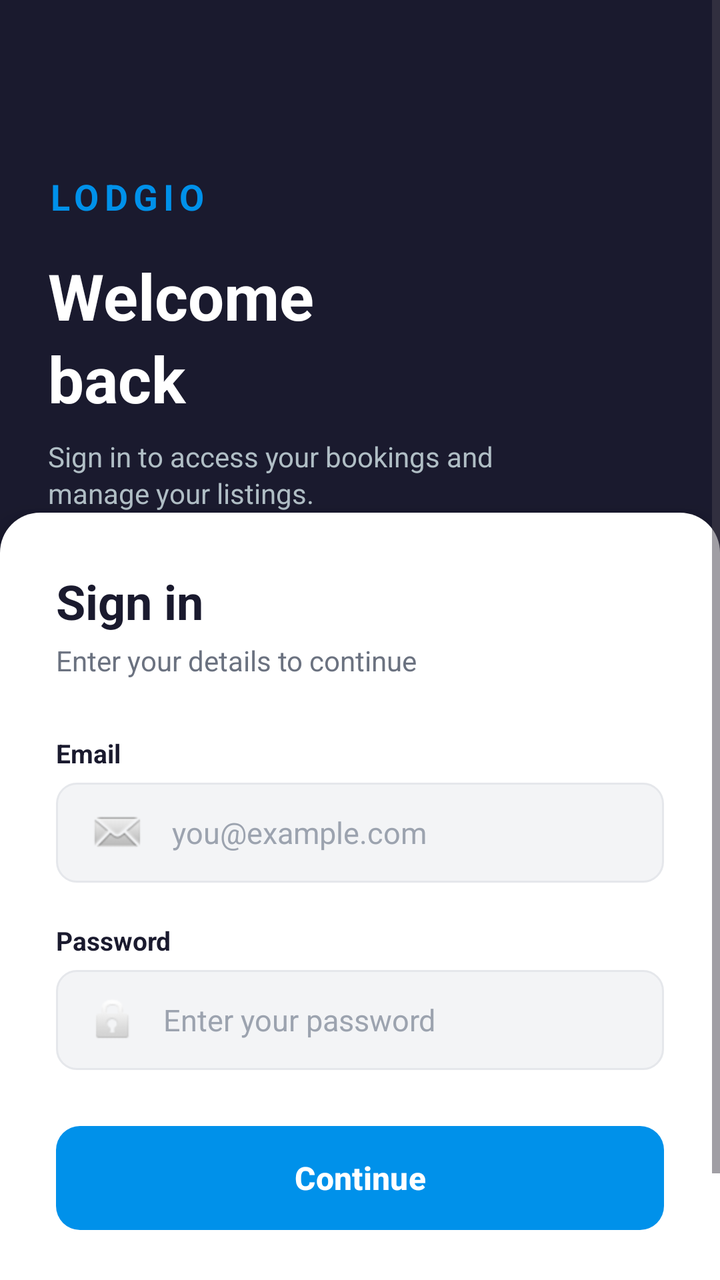
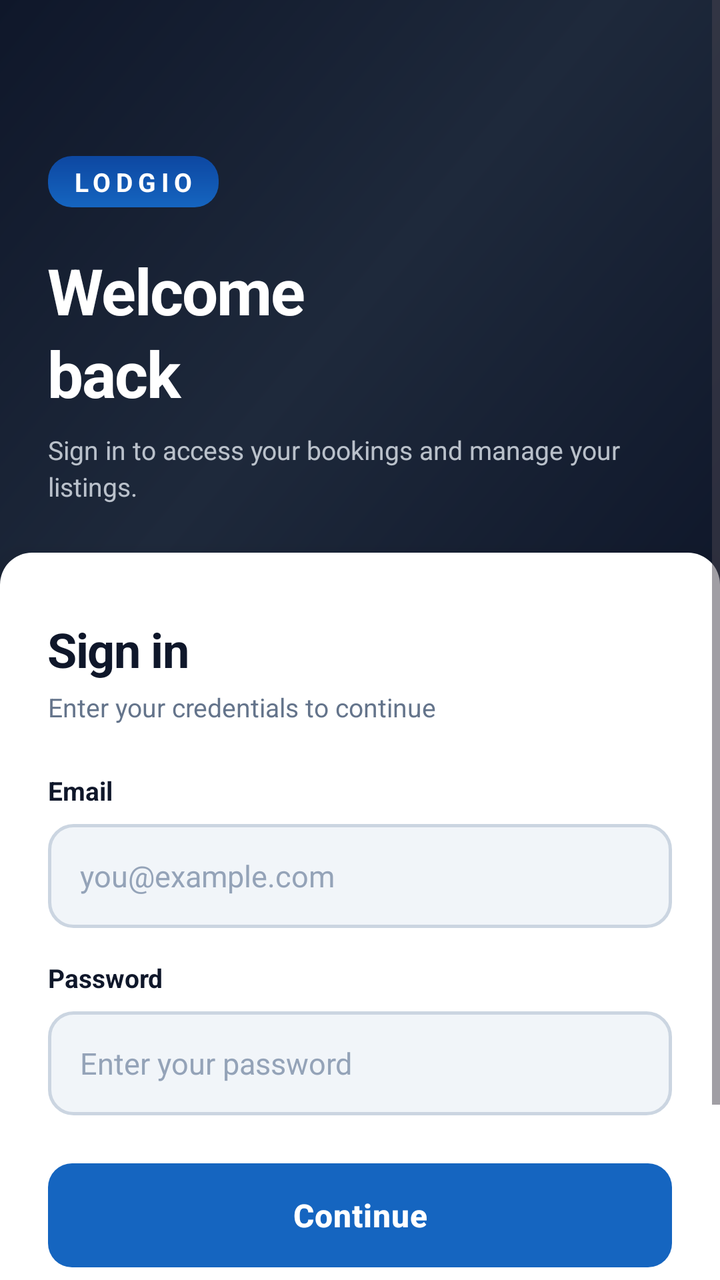

The first picture is an Android layout as it rendered before a commit; the second is the same layout after the commit. The layout source and the unified diff follow.
<!-- AndroidManifest.xml: application theme Theme.TestApplication -->
<!-- res/layout/activity_login.xml -->
<?xml version="1.0" encoding="utf-8"?>
<ScrollView xmlns:android="http://schemas.android.com/apk/res/android"
    android:layout_width="match_parent"
    android:layout_height="match_parent"
    android:fillViewport="true"
    android:background="@color/lodgio_bg">

    <LinearLayout
        android:layout_width="match_parent"
        android:layout_height="wrap_content"
        android:orientation="vertical">

        
        <FrameLayout
            android:layout_width="match_parent"
            android:layout_height="280dp">

            <View
                android:layout_width="match_parent"
                android:layout_height="match_parent"
                android:background="#1A1A2E" />

            <LinearLayout
                android:layout_width="match_parent"
                android:layout_height="match_parent"
                android:orientation="vertical"
                android:gravity="bottom"
                android:padding="24dp">

                <TextView
                    android:layout_width="wrap_content"
                    android:layout_height="wrap_content"
                    android:text="LODGIO"
                    android:textColor="@color/lodgio_primary"
                    android:textSize="18sp"
                    android:textStyle="bold"
                    android:letterSpacing="0.15"
                    android:layout_marginBottom="16dp" />

                <TextView
                    android:layout_width="wrap_content"
                    android:layout_height="wrap_content"
                    android:text="Welcome\nback"
                    android:textColor="@color/white"
                    android:textSize="32sp"
                    android:textStyle="bold"
                    android:lineSpacingExtra="4dp"
                    android:layout_marginBottom="8dp" />

                <TextView
                    android:layout_width="wrap_content"
                    android:layout_height="wrap_content"
                    android:text="Sign in to access your bookings and\nmanage your listings."
                    android:textColor="#B0BEC5"
                    android:textSize="14sp"
                    android:lineSpacingExtra="2dp" />
            </LinearLayout>
        </FrameLayout>

        
        <LinearLayout
            android:layout_width="match_parent"
            android:layout_height="wrap_content"
            android:background="@drawable/card_background"
            android:orientation="vertical"
            android:padding="28dp"
            android:layout_marginTop="-24dp"
            android:layout_marginStart="0dp"
            android:layout_marginEnd="0dp"
            android:elevation="8dp">

            <TextView
                android:layout_width="wrap_content"
                android:layout_height="wrap_content"
                android:text="Sign in"
                android:textColor="@color/lodgio_text_primary"
                android:textSize="24sp"
                android:textStyle="bold"
                android:layout_marginBottom="4dp" />

            <TextView
                android:layout_width="wrap_content"
                android:layout_height="wrap_content"
                android:text="Enter your details to continue"
                android:textColor="@color/lodgio_text_secondary"
                android:textSize="14sp"
                android:layout_marginBottom="28dp" />

            
            <TextView
                android:layout_width="wrap_content"
                android:layout_height="wrap_content"
                android:text="Email"
                android:textColor="@color/lodgio_text_primary"
                android:textSize="13sp"
                android:textStyle="bold"
                android:layout_marginBottom="6dp" />

            <EditText
                android:id="@+id/etEmail"
                android:layout_width="match_parent"
                android:layout_height="50dp"
                android:background="@drawable/input_background"
                android:hint="you@example.com"
                android:textColorHint="@color/lodgio_text_hint"
                android:textColor="@color/lodgio_text_primary"
                android:textSize="15sp"
                android:inputType="textEmailAddress"
                android:drawableStart="@android:drawable/sym_action_email"
                android:drawablePadding="12dp"
                android:layout_marginBottom="20dp" />

            
            <TextView
                android:layout_width="wrap_content"
                android:layout_height="wrap_content"
                android:text="Password"
                android:textColor="@color/lodgio_text_primary"
                android:textSize="13sp"
                android:textStyle="bold"
                android:layout_marginBottom="6dp" />

            <EditText
                android:id="@+id/etPassword"
                android:layout_width="match_parent"
                android:layout_height="50dp"
                android:background="@drawable/input_background"
                android:hint="Enter your password"
                android:textColorHint="@color/lodgio_text_hint"
                android:textColor="@color/lodgio_text_primary"
                android:textSize="15sp"
                android:inputType="textPassword"
                android:drawableStart="@android:drawable/ic_lock_idle_lock"
                android:drawablePadding="12dp"
                android:layout_marginBottom="28dp" />

            <Button
                android:id="@+id/btnLogin"
                android:layout_width="match_parent"
                android:layout_height="52dp"
                android:background="@drawable/btn_primary_bg"
                android:text="Continue"
                android:textColor="@color/white"
                android:textSize="16sp"
                android:textAllCaps="false"
                android:textStyle="bold"
                android:layout_marginBottom="20dp" />

            <ProgressBar
                android:id="@+id/progressBar"
                android:layout_width="wrap_content"
                android:layout_height="wrap_content"
                android:layout_gravity="center"
                android:visibility="gone"
                android:layout_marginBottom="12dp" />

            <TextView
                android:id="@+id/btnGoToRegister"
                android:layout_width="wrap_content"
                android:layout_height="wrap_content"
                android:layout_gravity="center"
                android:text="Don't have an account? Sign up"
                android:textColor="@color/lodgio_primary"
                android:textSize="14sp"
                android:padding="8dp"
                android:clickable="true"
                android:focusable="true" />

        </LinearLayout>

    </LinearLayout>
</ScrollView>
<!-- resources referenced by this layout -->
<resources>
  <color name="lodgio_bg">#F5F7FA</color>
  <color name="lodgio_primary">#0091EA</color>
  <color name="lodgio_text_hint">#9CA3AF</color>
  <color name="lodgio_text_primary">#1A1A2E</color>
  <color name="lodgio_text_secondary">#6B7280</color>
  <color name="white">#FFFFFFFF</color>
  <!-- drawable btn_primary_bg (drawable) -->
  <?xml version="1.0" encoding="utf-8"?>
  <shape xmlns:android="http://schemas.android.com/apk/res/android"
      android:shape="rectangle">
      <gradient
          android:startColor="#0091EA"
          android:endColor="#00B0FF"
          android:angle="135" />
      <corners android:radius="12dp" />
  </shape>
  <!-- drawable card_background (drawable) -->
  <?xml version="1.0" encoding="utf-8"?>
  <shape xmlns:android="http://schemas.android.com/apk/res/android"
      android:shape="rectangle">
      <solid android:color="@color/white" />
      <corners android:radius="20dp" />
      <stroke android:width="0dp" android:color="@android:color/transparent" />
  </shape>
  <!-- drawable input_background (drawable) -->
  <?xml version="1.0" encoding="utf-8"?>
  <shape xmlns:android="http://schemas.android.com/apk/res/android"
      android:shape="rectangle">
      <solid android:color="@color/lodgio_input_bg" />
      <corners android:radius="10dp" />
      <stroke android:width="1dp" android:color="@color/lodgio_input_stroke" />
      <padding android:left="16dp" android:top="14dp" android:right="16dp" android:bottom="14dp" />
  </shape>
  <style name="Theme.TestApplication" parent="Base.Theme.TestApplication" />
  <color name="lodgio_input_bg">#F3F4F6</color>
  <color name="lodgio_input_stroke">#E5E7EB</color>
  <style name="Base.Theme.TestApplication" parent="Theme.Material3.DayNight.NoActionBar">
          <item name="colorPrimary">@color/lodgio_primary</item>
          <item name="colorPrimaryDark">@color/lodgio_primary_dark</item>
          <item name="colorAccent">@color/lodgio_accent</item>
          <item name="android:windowBackground">@color/lodgio_bg</item>
          <item name="android:statusBarColor">@color/lodgio_primary_dark</item>
      </style>
  <color name="lodgio_primary_dark">#0077C2</color>
  <color name="lodgio_accent">#00B0FF</color>
</resources>

<!-- the commit's change to res/layout/activity_login.xml (unified diff, before → after) -->
@@ -13,47 +13,59 @@
         
         <FrameLayout
             android:layout_width="match_parent"
-            android:layout_height="280dp">
+            android:layout_height="300dp">
 
             <View
                 android:layout_width="match_parent"
                 android:layout_height="match_parent"
-                android:background="#1A1A2E" />
+                android:background="@drawable/bg_gradient_dark" />
 
             <LinearLayout
                 android:layout_width="match_parent"
                 android:layout_height="match_parent"
                 android:orientation="vertical"
                 android:gravity="bottom"
-                android:padding="24dp">
+                android:paddingHorizontal="@dimen/spacing_xl"
+                android:paddingBottom="@dimen/spacing_4xl">
 
-                <TextView
+                
+                <LinearLayout
                     android:layout_width="wrap_content"
                     android:layout_height="wrap_content"
-                    android:text="LODGIO"
-                    android:textColor="@color/lodgio_primary"
-                    android:textSize="18sp"
-                    android:textStyle="bold"
-                    android:letterSpacing="0.15"
-                    android:layout_marginBottom="16dp" />
+                    android:background="@drawable/btn_primary_bg"
+                    android:paddingHorizontal="@dimen/spacing_md"
+                    android:paddingVertical="@dimen/spacing_xs"
+                    android:layout_marginBottom="@dimen/spacing_lg">
+
+                    <TextView
+                        android:layout_width="wrap_content"
+                        android:layout_height="wrap_content"
+                        android:text="LODGIO"
+                        android:textColor="@color/white"
+                        android:textSize="13sp"
+                        android:textStyle="bold"
+                        android:letterSpacing="0.2" />
+                </LinearLayout>
 
                 <TextView
                     android:layout_width="wrap_content"
                     android:layout_height="wrap_content"
                     android:text="Welcome\nback"
                     android:textColor="@color/white"
-                    android:textSize="32sp"
+                    android:textSize="@dimen/text_display"
                     android:textStyle="bold"
                     android:lineSpacingExtra="4dp"
-                    android:layout_marginBottom="8dp" />
+                    android:letterSpacing="-0.02"
+                    android:layout_marginBottom="@dimen/spacing_sm" />
 
                 <TextView
                     android:layout_width="wrap_content"
                     android:layout_height="wrap_content"
-                    android:text="Sign in to access your bookings and\nmanage your listings."
-                    android:textColor="#B0BEC5"
-                    android:textSize="14sp"
-                    android:lineSpacingExtra="2dp" />
+                    android:text="Sign in to access your bookings and manage your listings."
+                    android:textColor="@color/lodgio_text_on_dark"
+                    android:textSize="@dimen/text_body_sm"
+                    android:lineSpacingExtra="3dp"
+                    android:alpha="0.8" />
             </LinearLayout>
         </FrameLayout>
 
@@ -63,28 +75,29 @@
             android:layout_height="wrap_content"
             android:background="@drawable/card_background"
             android:orientation="vertical"
-            android:padding="28dp"
+            android:paddingHorizontal="@dimen/spacing_xl"
+            android:paddingTop="@dimen/spacing_2xl"
+            android:paddingBottom="@dimen/spacing_xl"
             android:layout_marginTop="-24dp"
-            android:layout_marginStart="0dp"
-            android:layout_marginEnd="0dp"
-            android:elevation="8dp">
+            android:elevation="@dimen/elevation_lg">
 
             <TextView
                 android:layout_width="wrap_content"
                 android:layout_height="wrap_content"
                 android:text="Sign in"
                 android:textColor="@color/lodgio_text_primary"
-                android:textSize="24sp"
+                android:textSize="@dimen/text_headline"
                 android:textStyle="bold"
+                android:letterSpacing="-0.02"
                 android:layout_marginBottom="4dp" />
 
             <TextView
                 android:layout_width="wrap_content"
                 android:layout_height="wrap_content"
-                android:text="Enter your details to continue"
+                android:text="Enter your credentials to continue"
                 android:textColor="@color/lodgio_text_secondary"
-                android:textSize="14sp"
-                android:layout_marginBottom="28dp" />
+                android:textSize="@dimen/text_body_sm"
+                android:layout_marginBottom="@dimen/spacing_xl" />
 
             
             <TextView
@@ -92,23 +105,22 @@
                 android:layout_height="wrap_content"
                 android:text="Email"
                 android:textColor="@color/lodgio_text_primary"
-                android:textSize="13sp"
+                android:textSize="@dimen/text_body_sm"
                 android:textStyle="bold"
-                android:layout_marginBottom="6dp" />
+                android:layout_marginBottom="@dimen/spacing_sm" />
 
             <EditText
                 android:id="@+id/etEmail"
                 android:layout_width="match_parent"
-                android:layout_height="50dp"
+                android:layout_height="@dimen/input_height"
                 android:background="@drawable/input_background"
                 android:hint="you@example.com"
                 android:textColorHint="@color/lodgio_text_hint"
                 android:textColor="@color/lodgio_text_primary"
-                android:textSize="15sp"
+                android:textSize="@dimen/text_body"
                 android:inputType="textEmailAddress"
-                android:drawableStart="@android:drawable/sym_action_email"
-                android:drawablePadding="12dp"
-                android:layout_marginBottom="20dp" />
+                android:singleLine="true"
+                android:layout_marginBottom="@dimen/spacing_base" />
 
             
             <TextView
@@ -116,35 +128,35 @@
                 android:layout_height="wrap_content"
                 android:text="Password"
                 android:textColor="@color/lodgio_text_primary"
-                android:textSize="13sp"
+                android:textSize="@dimen/text_body_sm"
                 android:textStyle="bold"
-                android:layout_marginBottom="6dp" />
+                android:layout_marginBottom="@dimen/spacing_sm" />
 
             <EditText
                 android:id="@+id/etPassword"
                 android:layout_width="match_parent"
-                android:layout_height="50dp"
+                android:layout_height="@dimen/input_height"
                 android:background="@drawable/input_background"
                 android:hint="Enter your password"
                 android:textColorHint="@color/lodgio_text_hint"
                 android:textColor="@color/lodgio_text_primary"
-                android:textSize="15sp"
+                android:textSize="@dimen/text_body"
                 android:inputType="textPassword"
-                android:drawableStart="@android:drawable/ic_lock_idle_lock"
-                android:drawablePadding="12dp"
-                android:layout_marginBottom="28dp" />
+                android:singleLine="true"
+                android:layout_marginBottom="@dimen/spacing_xl" />
 
             <Button
                 android:id="@+id/btnLogin"
                 android:layout_width="match_parent"
-                android:layout_height="52dp"
+                android:layout_height="@dimen/btn_height"
                 android:background="@drawable/btn_primary_bg"
                 android:text="Continue"
                 android:textColor="@color/white"
-                android:textSize="16sp"
+                android:textSize="@dimen/text_subtitle"
                 android:textAllCaps="false"
                 android:textStyle="bold"
-                android:layout_marginBottom="20dp" />
+                android:letterSpacing="0.02"
+                android:layout_marginBottom="@dimen/spacing_base" />
 
             <ProgressBar
                 android:id="@+id/progressBar"
@@ -152,7 +164,14 @@
                 android:layout_height="wrap_content"
                 android:layout_gravity="center"
                 android:visibility="gone"
-                android:layout_marginBottom="12dp" />
+                android:layout_marginBottom="@dimen/spacing_sm" />
+
+            
+            <View
+                android:layout_width="match_parent"
+                android:layout_height="1dp"
+                android:background="@color/lodgio_divider"
+                android:layout_marginVertical="@dimen/spacing_base" />
 
             <TextView
                 android:id="@+id/btnGoToRegister"
@@ -162,7 +181,8 @@
                 android:text="Don't have an account? Sign up"
                 android:textColor="@color/lodgio_primary"
                 android:textSize="14sp"
-                android:padding="8dp"
+                android:textStyle="bold"
+                android:padding="@dimen/spacing_sm"
                 android:clickable="true"
                 android:focusable="true" />
 
<!-- resource entries referenced after the edit -->
@@ -1,49 +1,81 @@
 <!-- resources referenced by this layout -->
 <resources>
-  <color name="lodgio_bg">#F5F7FA</color>
-  <color name="lodgio_primary">#0091EA</color>
-  <color name="lodgio_text_hint">#9CA3AF</color>
-  <color name="lodgio_text_primary">#1A1A2E</color>
-  <color name="lodgio_text_secondary">#6B7280</color>
+  <color name="lodgio_bg">#F8FAFC</color>
+  <color name="lodgio_divider">#E2E8F0</color>
+  <color name="lodgio_primary">#1565C0</color>
+  <color name="lodgio_text_hint">#94A3B8</color>
+  <color name="lodgio_text_on_dark">#E2E8F0</color>
+  <color name="lodgio_text_primary">#0F172A</color>
+  <color name="lodgio_text_secondary">#64748B</color>
   <color name="white">#FFFFFFFF</color>
+  <dimen name="btn_height">52dp</dimen>
+  <dimen name="elevation_lg">8dp</dimen>
+  <dimen name="input_height">52dp</dimen>
+  <dimen name="spacing_2xl">32dp</dimen>
+  <dimen name="spacing_4xl">48dp</dimen>
+  <dimen name="spacing_base">16dp</dimen>
+  <dimen name="spacing_lg">20dp</dimen>
+  <dimen name="spacing_md">12dp</dimen>
+  <dimen name="spacing_sm">8dp</dimen>
+  <dimen name="spacing_xl">24dp</dimen>
+  <dimen name="spacing_xs">4dp</dimen>
+  <dimen name="text_body">15sp</dimen>
+  <dimen name="text_body_sm">13sp</dimen>
+  <dimen name="text_display">32sp</dimen>
+  <dimen name="text_headline">24sp</dimen>
+  <dimen name="text_subtitle">16sp</dimen>
+  <!-- drawable bg_gradient_dark (drawable) -->
+  <?xml version="1.0" encoding="utf-8"?>
+  <shape xmlns:android="http://schemas.android.com/apk/res/android"
+      android:shape="rectangle">
+      <gradient
+          android:startColor="#0F172A"
+          android:centerColor="#1E293B"
+          android:endColor="#0F172A"
+          android:angle="135" />
+  </shape>
   <!-- drawable btn_primary_bg (drawable) -->
   <?xml version="1.0" encoding="utf-8"?>
   <shape xmlns:android="http://schemas.android.com/apk/res/android"
       android:shape="rectangle">
       <gradient
-          android:startColor="#0091EA"
-          android:endColor="#00B0FF"
-          android:angle="135" />
-      <corners android:radius="12dp" />
+          android:startColor="@color/lodgio_primary"
+          android:endColor="@color/lodgio_primary_dark"
+          android:angle="90" />
+      <corners android:radius="@dimen/radius_md" />
   </shape>
   <!-- drawable card_background (drawable) -->
   <?xml version="1.0" encoding="utf-8"?>
   <shape xmlns:android="http://schemas.android.com/apk/res/android"
       android:shape="rectangle">
       <solid android:color="@color/white" />
-      <corners android:radius="20dp" />
-      <stroke android:width="0dp" android:color="@android:color/transparent" />
+      <corners android:radius="@dimen/radius_lg" />
   </shape>
   <!-- drawable input_background (drawable) -->
   <?xml version="1.0" encoding="utf-8"?>
   <shape xmlns:android="http://schemas.android.com/apk/res/android"
       android:shape="rectangle">
       <solid android:color="@color/lodgio_input_bg" />
-      <corners android:radius="10dp" />
-      <stroke android:width="1dp" android:color="@color/lodgio_input_stroke" />
-      <padding android:left="16dp" android:top="14dp" android:right="16dp" android:bottom="14dp" />
+      <corners android:radius="@dimen/radius_md" />
+      <stroke android:width="1.5dp" android:color="@color/lodgio_input_stroke" />
+      <padding android:left="16dp" android:right="16dp" android:top="4dp" android:bottom="4dp" />
   </shape>
   <style name="Theme.TestApplication" parent="Base.Theme.TestApplication" />
-  <color name="lodgio_input_bg">#F3F4F6</color>
-  <color name="lodgio_input_stroke">#E5E7EB</color>
-  <style name="Base.Theme.TestApplication" parent="Theme.Material3.DayNight.NoActionBar">
+  <color name="lodgio_input_bg">#F1F5F9</color>
+  <color name="lodgio_input_stroke">#CBD5E1</color>
+  <style name="Base.Theme.TestApplication" parent="Theme.Material3.Light.NoActionBar">
           <item name="colorPrimary">@color/lodgio_primary</item>
           <item name="colorPrimaryDark">@color/lodgio_primary_dark</item>
           <item name="colorAccent">@color/lodgio_accent</item>
           <item name="android:windowBackground">@color/lodgio_bg</item>
           <item name="android:statusBarColor">@color/lodgio_primary_dark</item>
+          <item name="android:navigationBarColor">@color/lodgio_bg</item>
+          <item name="android:windowLightStatusBar">false</item>
+          <item name="android:windowLightNavigationBar">true</item>
       </style>
-  <color name="lodgio_primary_dark">#0077C2</color>
-  <color name="lodgio_accent">#00B0FF</color>
+  <color name="lodgio_primary_dark">#0D47A1</color>
+  <dimen name="radius_md">12dp</dimen>
+  <dimen name="radius_lg">16dp</dimen>
+  <color name="lodgio_accent">#FF8F00</color>
 </resources>
 
